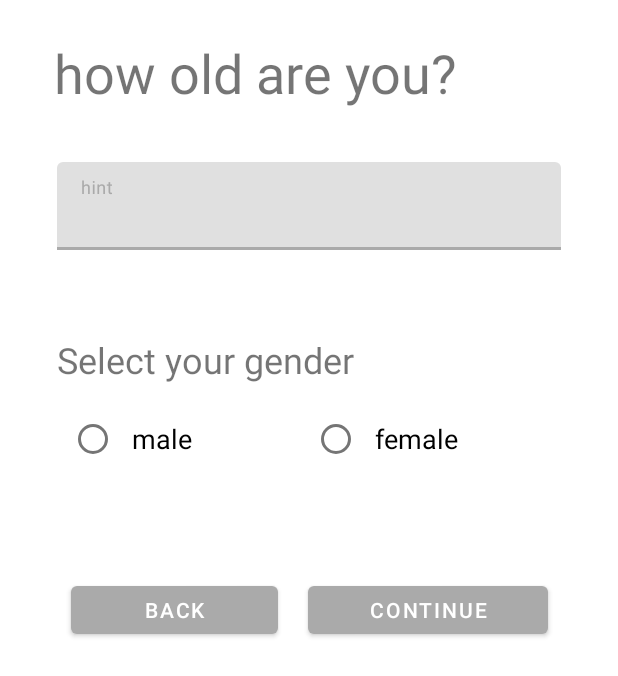
After one commit to kitsoNamane/FeedbackMaster, an Android app: the AgeAndGenderFragment screen opened directly, with no data from a screen before it, on a phone screen of 412 x 824 dp. The commit adds this screen. Shown: the top 676 px of the screen. Run offline under Robolectric (Android 15) with nearby library versions, the phone set to English and light mode, and no system bars.

```diff
--- /dev/null
+++ b/app/src/main/java/sdk/kitso/feedbackmaster/Globals.java
@@ -0,0 +1,5 @@
+package sdk.kitso.feedbackmaster;
+
+public class Globals {
+    public static int CURRENT_USER_ID = 0;
+}
--- a/app/src/main/java/sdk/kitso/feedbackmaster/MainActivity.java
+++ b/app/src/main/java/sdk/kitso/feedbackmaster/MainActivity.java
@@ -79,7 +79,6 @@ public class MainActivity extends AppCompatActivity {
                 System.out.println(text);
                 Toast.makeText(MainActivity.this, text, Toast.LENGTH_LONG).show();
             }
-
             @Override
             public void onNothingSelected(AdapterView<?> parent) {
             }
--- a/app/src/main/java/sdk/kitso/feedbackmaster/db/SurveyDB.java
+++ b/app/src/main/java/sdk/kitso/feedbackmaster/db/SurveyDB.java
@@ -3,7 +3,7 @@ package sdk.kitso.feedbackmaster.db;
 import androidx.room.Database;
 import androidx.room.RoomDatabase;
 
-@Database(entities = {Survey.class, Branch.class, Department.class}, version = 2)
+@Database(entities = {Survey.class, Branch.class, Department.class, Profile.class}, version = 3)
 public abstract class SurveyDB extends RoomDatabase {
     public abstract SurveyDao surveyDao();
 }
--- /dev/null
+++ b/app/src/main/java/sdk/kitso/feedbackmaster/db/SurveysCompleted.java
@@ -0,0 +1,4 @@
+package sdk.kitso.feedbackmaster.db;
+
+public class SurveysCompleted {
+}
--- /dev/null
+++ b/app/src/main/java/sdk/kitso/feedbackmaster/profile/AgeAndGenderFragment.java
@@ -0,0 +1,107 @@
+package sdk.kitso.feedbackmaster.profile;
+
+import android.os.Bundle;
+import android.view.LayoutInflater;
+import android.view.View;
+import android.view.ViewGroup;
+
+import androidx.fragment.app.Fragment;
+import sdk.kitso.feedbackmaster.R;
+
+/**
+ * A simple {@link Fragment} subclass.
+ * Activities that contain this fragment must implement the
+ * {@link AgeAndGenderFragment.OnFragmentInteractionListener} interface
+ * to handle interaction events.
+ * Use the {@link AgeAndGenderFragment#newInstance} factory method to
+ * create an instance of this fragment.
+ */
+public class AgeAndGenderFragment extends Fragment {
+    // TODO: Rename parameter arguments, choose names that match
+    // the fragment initialization parameters, e.g. ARG_ITEM_NUMBER
+    private static final String ARG_PARAM1 = "param1";
+    private static final String ARG_PARAM2 = "param2";
+
+    // TODO: Rename and change types of parameters
+    private String mParam1;
+    private String mParam2;
+
+    //private OnFragmentInteractionListener mListener;
+
+    public AgeAndGenderFragment() {
+        // Required empty public constructor
+    }
+
+    /**
+     * Use this factory method to create a new instance of
+     * this fragment using the provided parameters.
+     *
+     * @param param1 Parameter 1.
+     * @param param2 Parameter 2.
+     * @return A new instance of fragment AgeAndGenderFragment.
+     */
+    // TODO: Rename and change types and number of parameters
+    public static AgeAndGenderFragment newInstance(String param1, String param2) {
+        AgeAndGenderFragment fragment = new AgeAndGenderFragment();
+        Bundle args = new Bundle();
+        args.putString(ARG_PARAM1, param1);
+        args.putString(ARG_PARAM2, param2);
+        fragment.setArguments(args);
+        return fragment;
+    }
+
+    @Override
+    public void onCreate(Bundle savedInstanceState) {
+        super.onCreate(savedInstanceState);
+        if (getArguments() != null) {
+            mParam1 = getArguments().getString(ARG_PARAM1);
+            mParam2 = getArguments().getString(ARG_PARAM2);
+        }
+    }
+
+    @Override
+    public View onCreateView(LayoutInflater inflater, ViewGroup container,
+                             Bundle savedInstanceState) {
+        // Inflate the layout for this fragment
+        return inflater.inflate(R.layout.fragment_age_and_gender, container, false);
+    }
+
+    /**
+    // TODO: Rename method, update argument and hook method into UI event
+    public void onButtonPressed(Uri uri) {
+        if (mListener != null) {
+            mListener.onFragmentInteraction(uri);
+        }
+    }
+
+    @Override
+    public void onAttach(Context context) {
+        super.onAttach(context);
+        if (context instanceof OnFragmentInteractionListener) {
+            mListener = (OnFragmentInteractionListener) context;
+        } else {
+            throw new RuntimeException(context.toString()
+                    + " must implement OnFragmentInteractionListener");
+        }
+    }
+
+    @Override
+    public void onDetach() {
+        super.onDetach();
+        mListener = null;
+    }
+
+     * This interface must be implemented by activities that contain this
+     * fragment to allow an interaction in this fragment to be communicated
+     * to the activity and potentially other fragments contained in that
+     * activity.
+     * <p>
+     * See the Android Training lesson <a href=
+     * "http://developer.android.com/training/basics/fragments/communicating.html"
+     * >Communicating with Other Fragments</a> for more information.
+    public interface OnFragmentInteractionListener {
+        // TODO: Update argument type and name
+        void onFragmentInteraction(Uri uri);
+    }
+     */
+}
--- /dev/null
+++ b/app/src/main/java/sdk/kitso/feedbackmaster/profile/ProfileSetup.java
@@ -0,0 +1,21 @@
+package sdk.kitso.feedbackmaster.profile;
+
+import android.os.Bundle;
+
+import androidx.appcompat.app.AppCompatActivity;
+import androidx.navigation.NavController;
+import androidx.navigation.Navigation;
+import sdk.kitso.feedbackmaster.R;
+
+public class ProfileSetup extends AppCompatActivity {
+    public static NavController navController;
+
+    @Override
+    protected void onCreate(Bundle savedInstanceState) {
+        super.onCreate(savedInstanceState);
+        setContentView(R.layout.activity_profile_setup);
+
+        navController = Navigation.findNavController(this, R.id.nav_host_fragment);
+        navController.navigate(R.id.ageAndGenderFragment);
+    }
+}
--- /dev/null
+++ b/app/src/main/java/sdk/kitso/feedbackmaster/profile/SetPhoneFragment.java
@@ -0,0 +1,107 @@
+package sdk.kitso.feedbackmaster.profile;
+
+import android.os.Bundle;
+import android.view.LayoutInflater;
+import android.view.View;
+import android.view.ViewGroup;
+
+import androidx.fragment.app.Fragment;
+import sdk.kitso.feedbackmaster.R;
+
+/**
+ * A simple {@link Fragment} subclass.
+ * Activities that contain this fragment must implement the
+ * {@link SetPhoneFragment.OnFragmentInteractionListener} interface
+ * to handle interaction events.
+ * Use the {@link SetPhoneFragment#newInstance} factory method to
+ * create an instance of this fragment.
+ */
+public class SetPhoneFragment extends Fragment {
+    // TODO: Rename parameter arguments, choose names that match
+    // the fragment initialization parameters, e.g. ARG_ITEM_NUMBER
+    private static final String ARG_PARAM1 = "param1";
+    private static final String ARG_PARAM2 = "param2";
+
+    // TODO: Rename and change types of parameters
+    private String mParam1;
+    private String mParam2;
+
+    //private OnFragmentInteractionListener mListener;
+
+    public SetPhoneFragment() {
+        // Required empty public constructor
+    }
+
+    /**
+     * Use this factory method to create a new instance of
+     * this fragment using the provided parameters.
+     *
+     * @param param1 Parameter 1.
+     * @param param2 Parameter 2.
+     * @return A new instance of fragment SetPhoneFragment.
+     */
+    // TODO: Rename and change types and number of parameters
+    public static SetPhoneFragment newInstance(String param1, String param2) {
+        SetPhoneFragment fragment = new SetPhoneFragment();
+        Bundle args = new Bundle();
+        args.putString(ARG_PARAM1, param1);
+        args.putString(ARG_PARAM2, param2);
+        fragment.setArguments(args);
+        return fragment;
+    }
+
+    @Override
+    public void onCreate(Bundle savedInstanceState) {
+        super.onCreate(savedInstanceState);
+        if (getArguments() != null) {
+            mParam1 = getArguments().getString(ARG_PARAM1);
+            mParam2 = getArguments().getString(ARG_PARAM2);
+        }
+    }
+
+    @Override
+    public View onCreateView(LayoutInflater inflater, ViewGroup container,
+                             Bundle savedInstanceState) {
+        // Inflate the layout for this fragment
+        return inflater.inflate(R.layout.fragment_set_phone, container, false);
+    }
+
+    /**
+    // TODO: Rename method, update argument and hook method into UI event
+    public void onButtonPressed(Uri uri) {
+        if (mListener != null) {
+            mListener.onFragmentInteraction(uri);
+        }
+    }
+
+    @Override
+    public void onAttach(Context context) {
+        super.onAttach(context);
+        if (context instanceof OnFragmentInteractionListener) {
+            mListener = (OnFragmentInteractionListener) context;
+        } else {
+            throw new RuntimeException(context.toString()
+                    + " must implement OnFragmentInteractionListener");
+        }
+    }
+
+    @Override
+    public void onDetach() {
+        super.onDetach();
+        mListener = null;
+    }
+
+     * This interface must be implemented by activities that contain this
+     * fragment to allow an interaction in this fragment to be communicated
+     * to the activity and potentially other fragments contained in that
+     * activity.
+     * <p>
+     * See the Android Training lesson <a href=
+     * "http://developer.android.com/training/basics/fragments/communicating.html"
+     * >Communicating with Other Fragments</a> for more information.
+    public interface OnFragmentInteractionListener {
+        // TODO: Update argument type and name
+        void onFragmentInteraction(Uri uri);
+    }
+     */
+}
--- /dev/null
+++ b/app/src/main/res/layout/activity_profile_setup.xml
@@ -0,0 +1,17 @@
+<?xml version="1.0" encoding="utf-8"?>
+<LinearLayout xmlns:android="http://schemas.android.com/apk/res/android"
+    xmlns:app="http://schemas.android.com/apk/res-auto"
+    android:id="@+id/container"
+    android:layout_width="match_parent"
+    android:layout_height="match_parent"
+    android:orientation="vertical">
+
+    <fragment
+        android:id="@+id/nav_host_fragment"
+        android:name="androidx.navigation.fragment.NavHostFragment"
+        android:layout_width="match_parent"
+        android:layout_height="0dp"
+        android:layout_weight="1"
+        app:defaultNavHost="true"
+        app:navGraph="@navigation/profile_navigation" />
+</LinearLayout>
--- /dev/null
+++ b/app/src/main/res/layout/fragment_age_and_gender.xml
@@ -0,0 +1,136 @@
+<?xml version="1.0" encoding="utf-8"?>
+<ScrollView xmlns:android="http://schemas.android.com/apk/res/android"
+    xmlns:app="http://schemas.android.com/apk/res-auto"
+    xmlns:tools="http://schemas.android.com/tools"
+    android:id="@+id/frameLayout3"
+    android:layout_width="match_parent"
+    android:layout_height="match_parent"
+    tools:context=".profile.AgeAndGenderFragment">
+
+    <!-- TODO: Update blank fragment layout -->
+    <androidx.constraintlayout.widget.ConstraintLayout
+        android:layout_width="match_parent"
+        android:layout_height="match_parent">
+
+        <com.google.android.material.textview.MaterialTextView
+            android:id="@+id/age_prompt"
+            android:layout_width="340dp"
+            android:layout_height="60dp"
+            android:layout_marginStart="16dp"
+            android:layout_marginLeft="16dp"
+            android:layout_marginTop="24dp"
+            android:layout_marginEnd="16dp"
+            android:layout_marginRight="16dp"
+            android:text="@string/how_old_are_you"
+            android:textSize="36sp"
+            app:layout_constraintEnd_toEndOf="parent"
+            app:layout_constraintStart_toStartOf="parent"
+            app:layout_constraintTop_toTopOf="parent" />
+
+        <com.google.android.material.textfield.TextInputLayout
+            android:id="@+id/textInputLayout2"
+            android:layout_width="336dp"
+            android:layout_height="67dp"
+            android:layout_marginStart="16dp"
+            android:layout_marginLeft="16dp"
+            android:layout_marginTop="24dp"
+            android:layout_marginEnd="16dp"
+            android:layout_marginRight="16dp"
+            app:layout_constraintEnd_toEndOf="parent"
+            app:layout_constraintStart_toStartOf="parent"
+            app:layout_constraintTop_toBottomOf="@+id/age_prompt">
+
+            <com.google.android.material.textfield.TextInputEditText
+                android:layout_width="match_parent"
+                android:layout_height="wrap_content"
+                android:hint="hint"
+                android:inputType="number"
+                android:textSize="18sp" />
+
+        </com.google.android.material.textfield.TextInputLayout>
+
+        <com.google.android.material.textview.MaterialTextView
+            android:id="@+id/textView2"
+            android:layout_width="336dp"
+            android:layout_height="35dp"
+            android:layout_marginStart="16dp"
+            android:layout_marginLeft="16dp"
+            android:layout_marginTop="48dp"
+            android:layout_marginEnd="16dp"
+            android:layout_marginRight="16dp"
+            android:layout_weight="1"
+            android:text="Select your gender"
+            android:textSize="24sp"
+            app:layout_constraintEnd_toEndOf="parent"
+            app:layout_constraintStart_toStartOf="parent"
+            app:layout_constraintTop_toBottomOf="@+id/textInputLayout2" />
+
+        <RadioGroup
+            android:id="@+id/radioGroup"
+            android:layout_width="340dp"
+            android:layout_height="wrap_content"
+            android:layout_marginStart="16dp"
+            android:layout_marginEnd="16dp"
+            android:orientation="horizontal"
+            app:layout_constraintEnd_toEndOf="parent"
+            app:layout_constraintStart_toStartOf="parent"
+            app:layout_constraintTop_toBottomOf="@+id/textView2">
+
+            <RadioButton
+                android:id="@+id/radioButton"
+                android:layout_width="wrap_content"
+                android:layout_height="wrap_content"
+                android:layout_margin="10dp"
+                android:layout_marginBottom="10dp"
+                android:layout_weight="0.5"
+                android:padding="10dp"
+                android:text="male"
+                android:textSize="18sp" />
+
+            <RadioButton
+                android:id="@+id/radioButton2"
+                android:layout_width="wrap_content"
+                android:layout_height="wrap_content"
+                android:layout_margin="10dp"
+                android:layout_weight="0.5"
+                android:padding="10dp"
+                android:text="female"
+                android:textSize="18sp" />
+
+        </RadioGroup>
+
+        <LinearLayout
+            android:layout_width="338dp"
+            android:layout_height="64dp"
+            android:layout_marginStart="16dp"
+            android:layout_marginLeft="16dp"
+            android:layout_marginTop="48dp"
+            android:layout_marginEnd="16dp"
+            android:layout_marginRight="16dp"
+            android:layout_weight="1"
+            android:orientation="horizontal"
+            app:layout_constraintBottom_toBottomOf="parent"
+            app:layout_constraintEnd_toEndOf="parent"
+            app:layout_constraintStart_toStartOf="parent"
+            app:layout_constraintTop_toBottomOf="@+id/radioGroup">
+
+            <com.google.android.material.button.MaterialButton
+                android:id="@+id/button4"
+                android:layout_width="wrap_content"
+                android:layout_height="wrap_content"
+                android:layout_margin="10dp"
+                android:layout_weight="1"
+                android:text="Back" />
+
+            <com.google.android.material.button.MaterialButton
+                android:id="@+id/button5"
+                android:layout_width="wrap_content"
+                android:layout_height="wrap_content"
+                android:layout_margin="10dp"
+                android:layout_weight="1"
+                android:text="Continue" />
+        </LinearLayout>
+
+    </androidx.constraintlayout.widget.ConstraintLayout>
+
+</ScrollView>
--- /dev/null
+++ b/app/src/main/res/navigation/profile_navigation.xml
@@ -0,0 +1,18 @@
+<?xml version="1.0" encoding="utf-8"?>
+<navigation xmlns:android="http://schemas.android.com/apk/res/android"
+    xmlns:app="http://schemas.android.com/apk/res-auto"
+    xmlns:tools="http://schemas.android.com/tools"
+    android:id="@+id/profile_navigation"
+    app:startDestination="@id/setPhoneFragment">
+
+    <fragment
+        android:id="@+id/setPhoneFragment"
+        android:name="sdk.kitso.feedbackmaster.profile.SetPhoneFragment"
+        android:label="fragment_set_phone"
+        tools:layout="@layout/fragment_set_phone" />
+    <fragment
+        android:id="@+id/ageAndGenderFragment"
+        android:name="sdk.kitso.feedbackmaster.profile.AgeAndGenderFragment"
+        android:label="fragment_age_and_gender"
+        tools:layout="@layout/fragment_age_and_gender" />
+</navigation>
--- a/app/src/main/res/values/strings.xml
+++ b/app/src/main/res/values/strings.xml
@@ -20,4 +20,6 @@
     <string name="select_branch">select branch</string>
     <string name="select_department">select department</string>
     <string name="start_survey">start survey</string>
+    <string name="enter_your_phone_number">enter your phone number</string>
+    <string name="how_old_are_you">how old are you?</string>
 </resources>
```
Also changed, not shown: app/src/main/AndroidManifest.xml (+8 -1 lines), app/src/main/java/sdk/kitso/feedbackmaster/db/Profile.java (+20 -12 lines), app/src/main/java/sdk/kitso/feedbackmaster/db/ProfileDao.java (deleted, +0 -16 lines), app/src/main/java/sdk/kitso/feedbackmaster/db/SurveyDao.java (+7 -0 lines), app/src/main/res/layout/fragment_set_phone.xml (added, +84 -0 lines).
